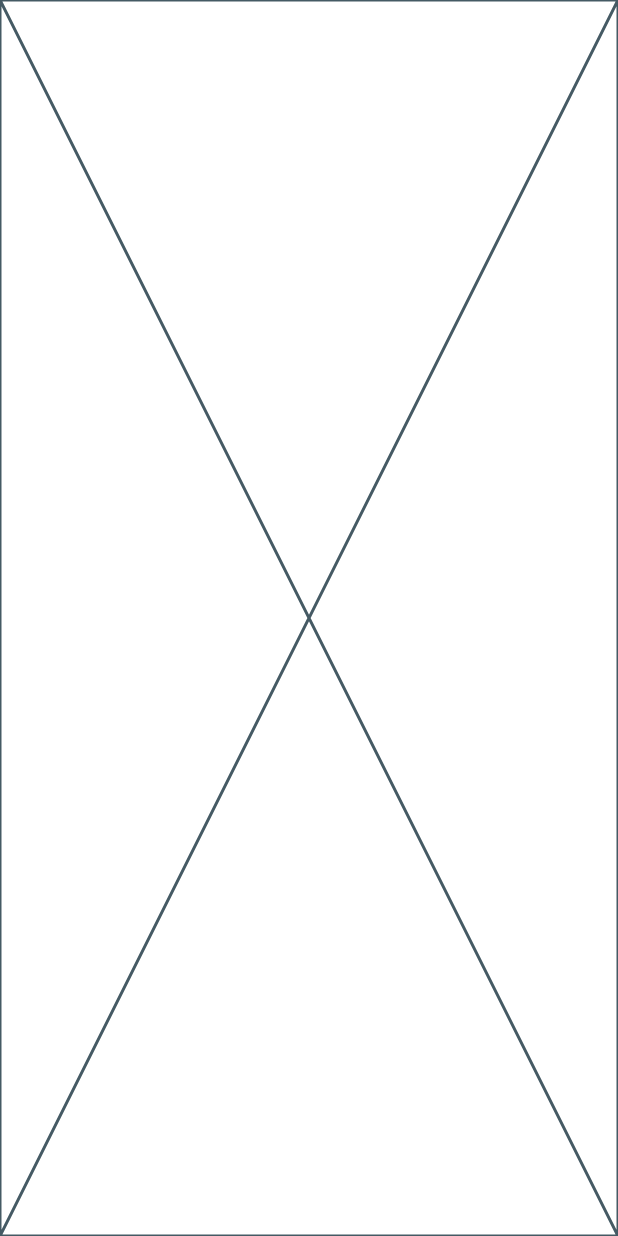
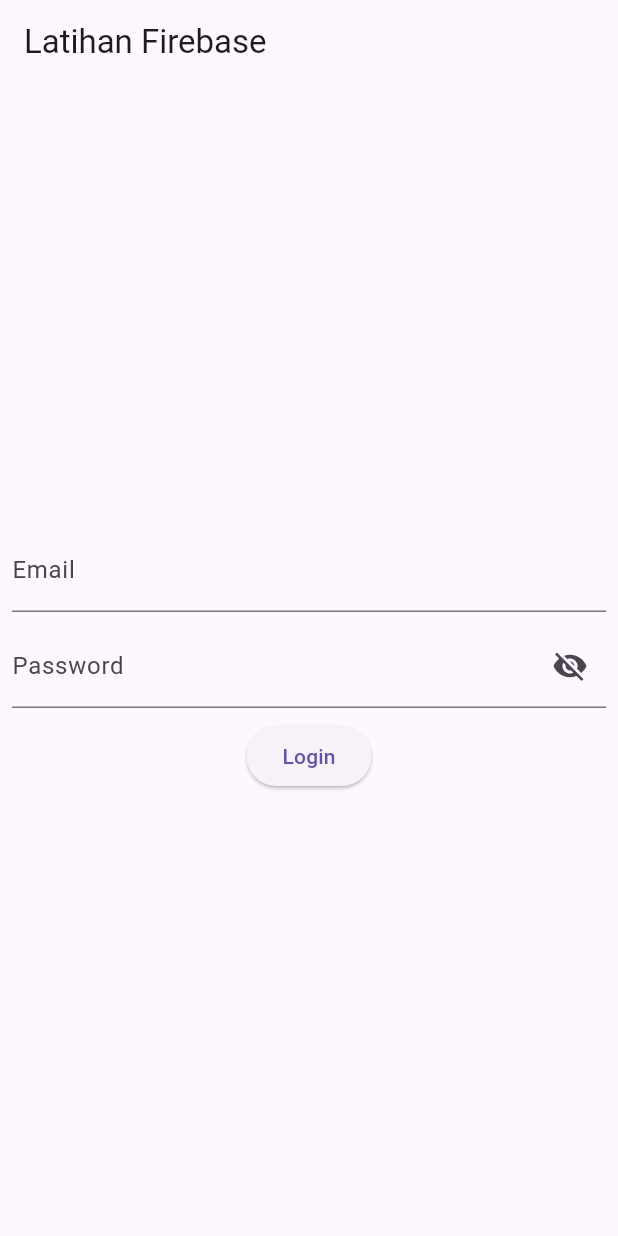
Before and after one commit to kidev14/latihan_frebass10, a Flutter app: the screen it shows after launch, on a phone screen of 412 x 824 dp. Run offline on Flutter 3.47's test engine with Material 3 defaults, Android fonts, the phone set to English and light mode, and no system bars; our stand-ins replace firebase_auth, firebase_core; accounts and stored records are empty.

Commit message:
membuat main.dart

```diff
--- /dev/null
+++ b/lib/login/login.dart
@@ -0,0 +1,135 @@
+
+import 'package:flutter/material.dart';
+import 'package:firebase_auth/firebase_auth.dart';
+
+class MyLogin extends StatefulWidget {
+  const MyLogin({Key? key}) : super(key: key);
+
+  @override
+  State<MyLogin> createState() => _MyLoginState();
+}
+
+class _MyLoginState extends State<MyLogin> {
+  final emailCtrl = TextEditingController();
+  final passCtrl = TextEditingController();
+
+  // toggle for password visibility
+  bool _obscurePassword = true;
+
+  bool _isLoading = false;
+  String? _error;
+
+  @override
+  void dispose() {
+    emailCtrl.dispose();
+    passCtrl.dispose();
+    super.dispose();
+  }
+
+  Future<void> _login() async {
+    setState(() {
+      _isLoading = true;
+      _error = null;
+    });
+    try {
+      final credential = await FirebaseAuth.instance.signInWithEmailAndPassword(
+        email: emailCtrl.text.trim(),
+        password: passCtrl.text,
+      );
+      final user = credential.user;
+      if (!mounted) return;
+      showDialog(
+        context: context,
+        builder: (_) => AlertDialog(
+          title: const Text('Login Success'),
+          content: Text('UID: ${user?.uid}\nEmail: ${user?.email}'),
+          actions: [
+            TextButton(
+              onPressed: () => Navigator.pop(context),
+              child: const Text('OK'),
+            )
+          ],
+        ),
+      );
+    } on FirebaseAuthException catch (e) {
+      setState(() {
+        _error = e.message;
+      });
+    } catch (e) {
+      setState(() {
+        _error = e.toString();
+      });
+    } finally {
+      setState(() {
+        _isLoading = false;
+      });
+    }
+  }
+
+  @override
+  Widget build(BuildContext context) {
+    return Scaffold(
+
+      appBar: AppBar(
+        title: const Text('Latihan Firebase'),
+      ),
+      body: Padding(
+        padding: const EdgeInsets.all(8.0),
+        child: Column(
+          mainAxisAlignment: MainAxisAlignment.center,
+          children: [
+            TextField(
+              controller: emailCtrl,
+              decoration: const InputDecoration(
+                labelText: 'Email',
+              ),
+              keyboardType: TextInputType.emailAddress,
+            ),
+            const SizedBox(height: 8),
+            TextField(
+              controller: passCtrl,
+              decoration: InputDecoration(
+                labelText: 'Password',
+                suffixIcon: IconButton(
+                  icon: Icon(
+                    _obscurePassword ? Icons.visibility_off : Icons.visibility,
+                  ),
+                  onPressed: () => setState(() => _obscurePassword = !_obscurePassword),
+                ),
+              ),
+              obscureText: _obscurePassword,
+            ),
+            const SizedBox(height: 8),
+            if (_error != null) ...[
+              Text(
+                _error!,
+                style: const TextStyle(color: Colors.red),
+              ),
+              const SizedBox(height: 8),
+            ],
+            ElevatedButton(
+              onPressed: _isLoading ? null : _login,
+              child: _isLoading
+                  ? const CircularProgressIndicator()
+                  : const Text("Login"),
+            ),
+
+              // Container(
+              //   padding: const EdgeInsets.all(12),
+              //   decoration: BoxDecoration(
+              //     color: Colors.red[100],
+              //     border: Border.all(color: Colors.red),
+              //     borderRadius: BorderRadius.circular(4),
+              //   ),
+              //   child: Text(
+              //     _error!,
+              //     style: const TextStyle(color: Colors.red),
+              //   ),
+              // ),
+
+          ],
+        ),
+      ),
+    );
+  }
+}
--- a/lib/main.dart
+++ b/lib/main.dart
@@ -1,18 +1,24 @@
 import 'package:flutter/material.dart';
 import 'package:firebase_core/firebase_core.dart';
+import 'package:latihan_firebase10/login/login.dart';
 import 'firebase_options.dart';
 
 void main() async {
   WidgetsFlutterBinding.ensureInitialized();
-  await Firebase.initializeApp(options: DefaultFirebaseOptions.currentPlatform);
+  await Firebase.initializeApp(
+    options: DefaultFirebaseOptions.currentPlatform,
+  );
   runApp(const MyApp());
+}
 
-}
- class MyApp extends StatelessWidget {
-  const MyApp ({super.key});
+class MyApp extends StatelessWidget {
+  const MyApp({super.key});
 
   @override
   Widget build(BuildContext context) {
-    return const Placeholder();
+    return MaterialApp(
+      home: const MyLogin(),
+      debugShowCheckedModeBanner: false,
+    );
   }
 }
--- a/pubspec.yaml
+++ b/pubspec.yaml
@@ -35,6 +35,7 @@
   # Use with the CupertinoIcons class for iOS style icons.
   cupertino_icons: ^1.0.8
   firebase_core: ^4.2.1
+  firebase_auth: 6.1.2
 
 dev_dependencies:
   flutter_test:
```
Also changed, not shown: lib/firebase_options.dart, pubspec.lock, 4 other files.
